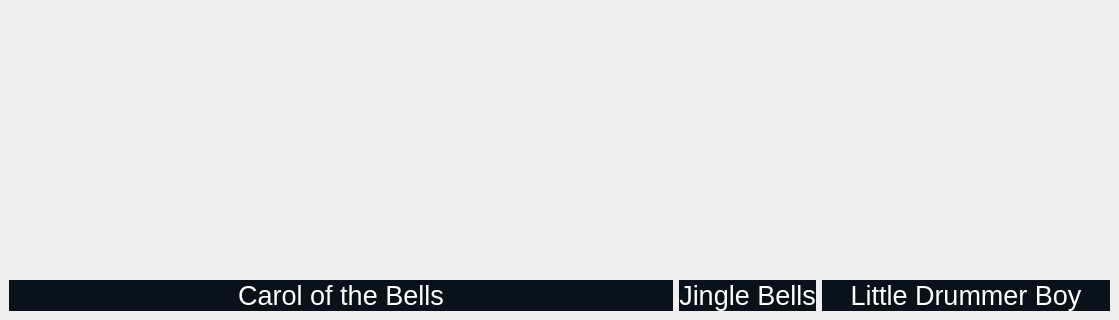
Above: test.ui from JasonLuckow/ProjectLab2 before the change; both pictures show x 0 to 1119 and y 344 to 664 of the 1119 by 664 pixel window. Below: the same form after it.
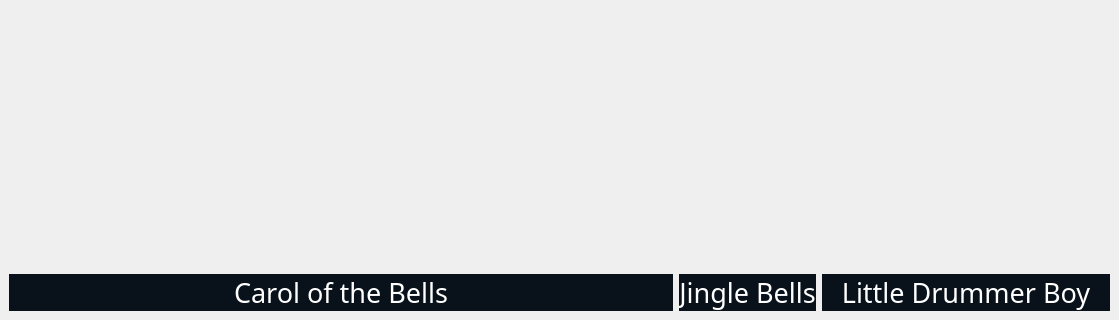
That is the form after the change.

Diff of the .ui file:
```diff
--- a/test.ui
+++ b/test.ui
@@ -25,7 +25,11 @@
      <widget class="QPushButton" name="littlebtn">
       <property name="font">
        <font>
+        <family>SantasSleighFull</family>
         <pointsize>20</pointsize>
+        <weight>50</weight>
+        <italic>false</italic>
+        <bold>false</bold>
        </font>
       </property>
       <property name="styleSheet">
@@ -48,7 +52,11 @@
       </property>
       <property name="font">
        <font>
+        <family>SantasSleighFull</family>
         <pointsize>20</pointsize>
+        <weight>50</weight>
+        <italic>false</italic>
+        <bold>false</bold>
        </font>
       </property>
       <property name="styleSheet">
@@ -71,8 +79,11 @@
       </property>
       <property name="font">
        <font>
+        <family>SantasSleighFull</family>
         <pointsize>20</pointsize>
-        <kerning>true</kerning>
+        <weight>50</weight>
+        <italic>false</italic>
+        <bold>false</bold>
        </font>
       </property>
       <property name="styleSheet">
```
Left out of the diff: 3 changed lines with no effect on the pictures.
